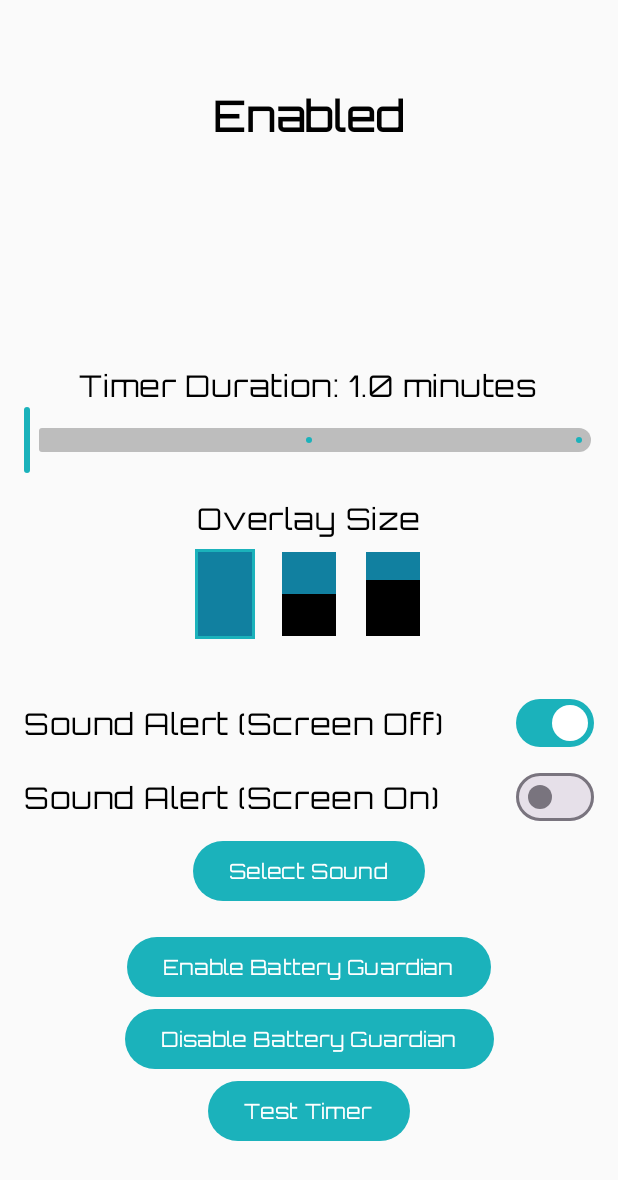
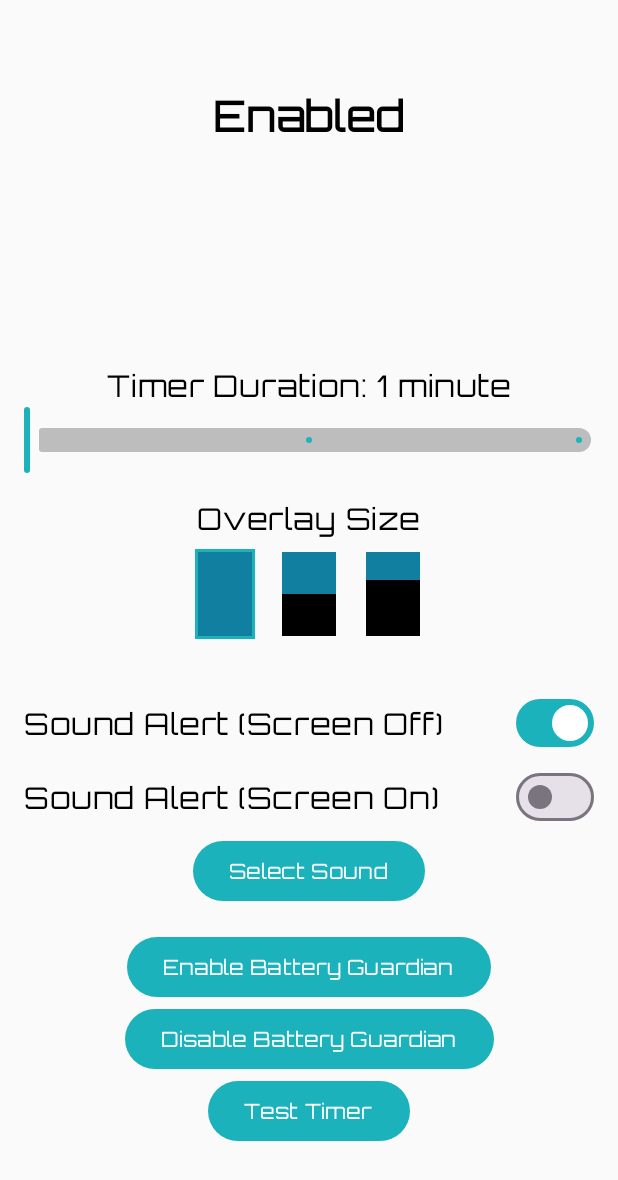
Before and after one commit to clyders42/Battery_Gaurdian, an Android app built with Jetpack Compose: the screen it shows after launch (MainActivity), on a phone screen of 412 x 824 dp. Shown: the top 1180 px of the screen. Run offline under Robolectric (Android 15) with nearby library versions, the phone set to English and light mode, and no system bars.

```diff
--- a/app/src/main/java/com/clyde/nomody/MainActivity.kt
+++ b/app/src/main/java/com/clyde/nomody/MainActivity.kt
@@ -297,7 +297,17 @@ fun SettingsScreen(
             )
         )
 
-        Text(text = "Timer Duration: ${String.format("%.1f", timerDuration)} minutes")
+        val durationText = if (timerDuration == 1.0f) {
+            "1 minute"
+        } else {
+            val formattedDuration = if (timerDuration % 1 == 0.0f) {
+                timerDuration.toInt().toString()
+            } else {
+                String.format("%.1f", timerDuration)
+            }
+            "$formattedDuration minutes"
+        }
+        Text(text = "Timer Duration: $durationText")
         Slider(
             value = timerDuration,
             onValueChange = onTimerDurationChange,
```
